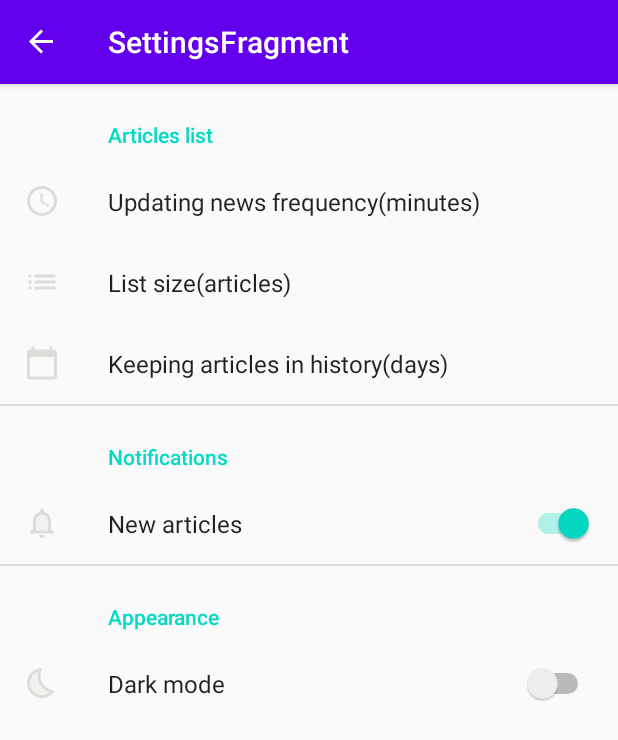
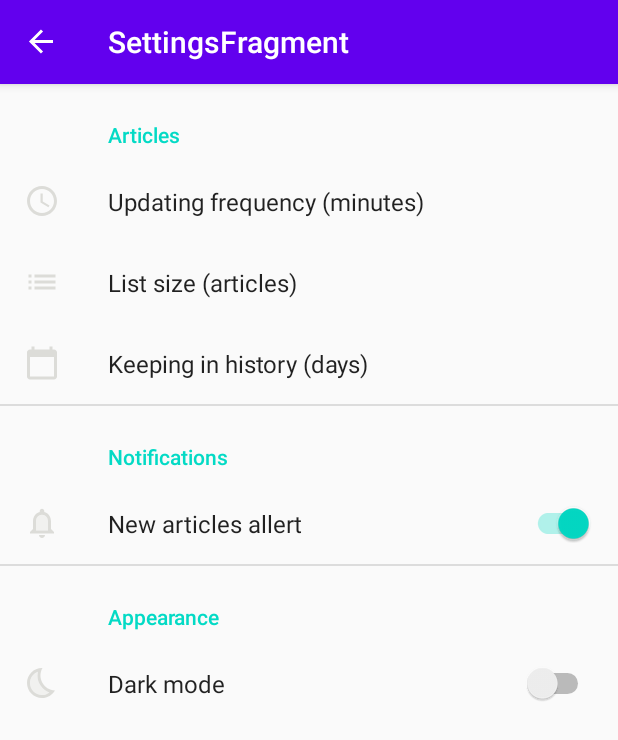
Before and after one commit to Harnet69/Dev_news, an Android app: the SettingsFragment screen opened through its navigation route, on a phone screen of 412 x 824 dp. Shown: the top 740 px of the screen. Run offline under Robolectric (Android 15) with nearby library versions, the phone set to English and light mode, and no system bars; our stand-ins replace Room's generated code, RxJava, androidx.preference, navigation-ui.

Commit message:
Changed settings labels

```diff
--- a/app/src/main/res/values/strings.xml
+++ b/app/src/main/res/values/strings.xml
@@ -1,11 +1,11 @@
 <resources>
     <string name="app_name">DevNewsRadar</string>
     <string name="hello_blank_fragment">Hello blank fragment</string>
-    <string name="articles">Articles list</string>
+    <string name="articles">Articles</string>
     <string name="alerts">Alerts</string>
-    <string name="new_articles">New articles</string>
+    <string name="new_articles_notification">New articles allert</string>
     <string name="dark_mode">Dark mode</string>
-    <string name="keeping_in_history">Keeping articles in history(days)</string>
-    <string name="articles_list_size">List size(articles)</string>
-    <string name="updating_frequency">Updating news frequency(minutes)</string>
+    <string name="keeping_in_history">Keeping in history (days)</string>
+    <string name="articles_list_size">List size (articles)</string>
+    <string name="updating_frequency">Updating frequency (minutes)</string>
 </resources>
--- a/app/src/main/res/xml/preferences.xml
+++ b/app/src/main/res/xml/preferences.xml
@@ -38,7 +38,7 @@
             android:key="new_art_notification_preference"
             android:selectAllOnFocus="true"
             android:singleLine="true"
-            android:title="@string/new_articles" />
+            android:title="@string/new_articles_notification" />
 
     </PreferenceCategory>
 
```
